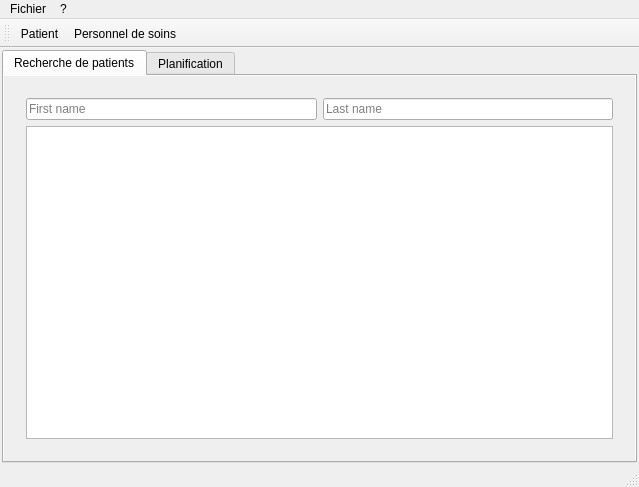
Qt form Projet/mainwindow.ui (RakSrinaNa/DI4---QT) before a commit.
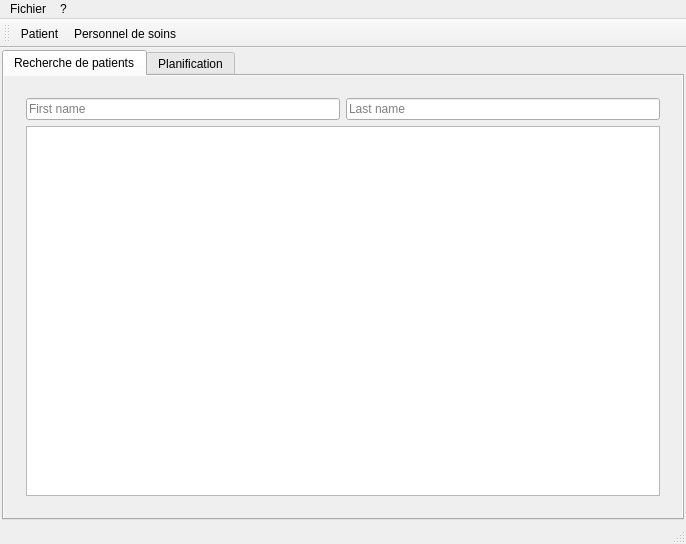
The same form after that commit. The open tabs and pages were chosen to show the change.

The edit to the form file:
```diff
--- a/Projet/mainwindow.ui
+++ b/Projet/mainwindow.ui
@@ -9,8 +9,8 @@
    <rect>
     <x>0</x>
     <y>0</y>
-    <width>639</width>
-    <height>487</height>
+    <width>686</width>
+    <height>544</height>
    </rect>
   </property>
   <property name="windowTitle">
@@ -213,7 +213,7 @@
     <rect>
      <x>0</x>
      <y>0</y>
-     <width>639</width>
+     <width>686</width>
      <height>21</height>
     </rect>
    </property>
```
Left out of the diff: 2 changed lines with no effect on the pictures.
